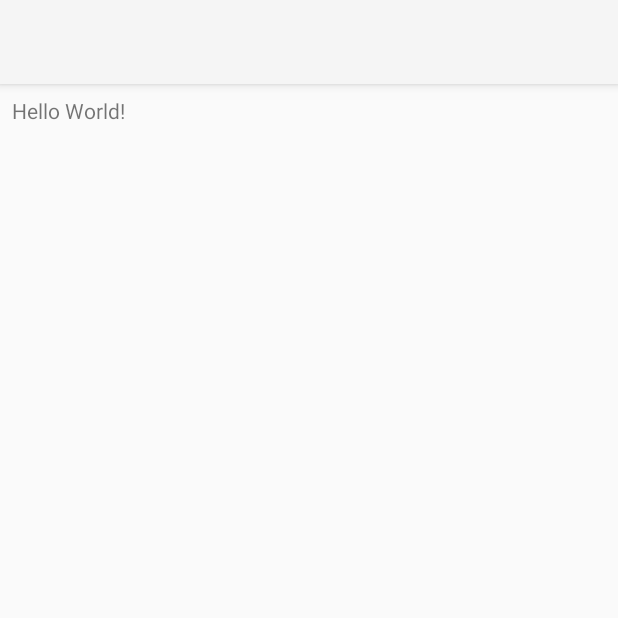
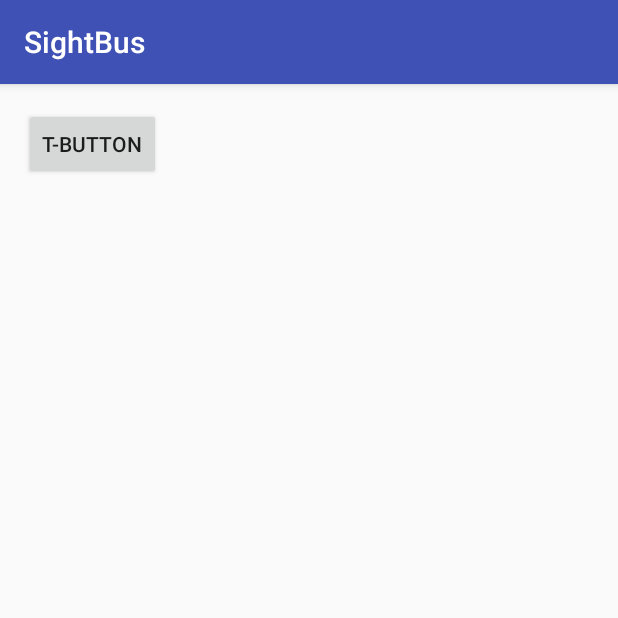
Before and after one commit to CasparChou/SightBus-AndroidApp, an Android app: the screen it shows after launch (MainActivity), on a phone screen of 412 x 824 dp, the top half of it. Run offline under Robolectric (Android 15) with nearby library versions, the phone set to English and light mode, and no system bars.

Commit message:
Intent : Switching Activity

```diff
--- a/app/src/main/AndroidManifest.xml
+++ b/app/src/main/AndroidManifest.xml
@@ -11,9 +11,11 @@
         <activity android:name=".MainActivity">
             <intent-filter>
                 <action android:name="android.intent.action.MAIN" />
-
                 <category android:name="android.intent.category.LAUNCHER" />
             </intent-filter>
+        </activity>
+
+        <activity android:name=".SecActivity">
         </activity>
     </application>
 
--- a/app/src/main/java/tenoz/lab/sightbus/MainActivity.java
+++ b/app/src/main/java/tenoz/lab/sightbus/MainActivity.java
@@ -1,7 +1,11 @@
 package tenoz.lab.sightbus;
 
+import android.content.Context;
+import android.content.Intent;
 import android.support.v7.app.AppCompatActivity;
 import android.os.Bundle;
+import android.view.View;
+import android.widget.Toast;
 
 public class MainActivity extends AppCompatActivity {
 
@@ -10,4 +14,12 @@ public class MainActivity extends AppCompatActivity {
         super.onCreate(savedInstanceState);
         setContentView(R.layout.activity_main);
     }
+
+    public void selfDestruct(View view) {
+
+        Intent intent = new Intent(getApplicationContext(), SecActivity.class);
+        startActivity(intent);
+
+    }
+
 }
--- a/app/src/main/res/layout/activity_main.xml
+++ b/app/src/main/res/layout/activity_main.xml
@@ -10,8 +10,9 @@
     android:paddingTop="@dimen/activity_vertical_margin"
     tools:context="tenoz.lab.sightbus.MainActivity">
 
-    <TextView
+    <Button
+        android:layout_height="wrap_content"
         android:layout_width="wrap_content"
-        android:layout_height="wrap_content"
-        android:text="Hello World!" />
+        android:text="@string/main_activity_btn"
+        android:onClick="selfDestruct" />
 </RelativeLayout>
--- /dev/null
+++ b/app/src/main/res/values-w820dp/dimens.xml
@@ -0,0 +1,6 @@
+<resources>
+    <!-- Example customization of dimensions originally defined in res/values/dimens.xml
+         (such as screen margins) for screens with more than 820dp of available width. This
+         would include 7" and 10" devices in landscape (~960dp and ~1280dp respectively). -->
+    <dimen name="activity_horizontal_margin">64dp</dimen>
+</resources>
--- /dev/null
+++ b/app/src/main/res/values/colors.xml
@@ -0,0 +1,6 @@
+<?xml version="1.0" encoding="utf-8"?>
+<resources>
+    <color name="colorPrimary">#3F51B5</color>
+    <color name="colorPrimaryDark">#303F9F</color>
+    <color name="colorAccent">#FF4081</color>
+</resources>
--- /dev/null
+++ b/app/src/main/res/values/dimens.xml
@@ -0,0 +1,5 @@
+<resources>
+    <!-- Default screen margins, per the Android Design guidelines. -->
+    <dimen name="activity_horizontal_margin">16dp</dimen>
+    <dimen name="activity_vertical_margin">16dp</dimen>
+</resources>
--- /dev/null
+++ b/app/src/main/res/values/strings.xml
@@ -0,0 +1,5 @@
+<resources>
+    <string name="app_name">SightBus</string>
+    <string name="main_activity_btn">T-Button</string>
+    <string name="sec_text">The Sceond</string>
+</resources>
--- /dev/null
+++ b/app/src/main/res/values/styles.xml
@@ -0,0 +1,11 @@
+<resources>
+
+    <!-- Base application theme. -->
+    <style name="AppTheme" parent="Theme.AppCompat.Light.DarkActionBar">
+        <!-- Customize your theme here. -->
+        <item name="colorPrimary">@color/colorPrimary</item>
+        <item name="colorPrimaryDark">@color/colorPrimaryDark</item>
+        <item name="colorAccent">@color/colorAccent</item>
+    </style>
+
+</resources>
```
Also changed, not shown: app/src/main/java/tenoz/lab/sightbus/SecActivity.java (added, +35 -0 lines), app/src/main/res/layout/activity_sec.xml (added, +13 -0 lines), app/src/main/res/mipmap-hdpi/ic_launcher.png (added), app/src/main/res/mipmap-mdpi/ic_launcher.png (added), app/src/main/res/mipmap-xhdpi/ic_launcher.png (added), app/src/main/res/mipmap-xxhdpi/ic_launcher.png (added), app/src/main/res/mipmap-xxxhdpi/ic_launcher.png (added), 2 other files.
